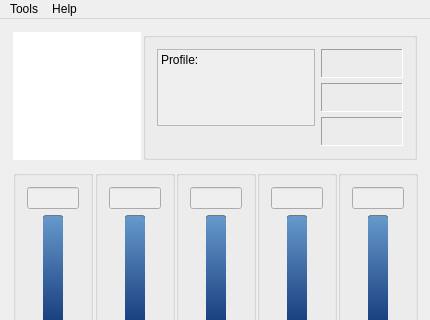
Old version of the form gui_mainwindow.ui in the repository Shub77/phoebetria-code; both pictures show x 0 to 430 and y 0 to 320 of the 430 by 510 pixel window.
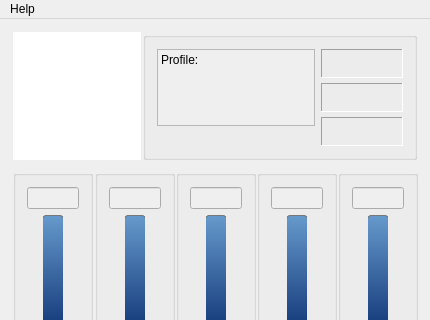
New version of the form. Icons and pictures are not drawn.

Commit message: Removed tools menu

What changed in the file:
```diff
--- a/gui_mainwindow.ui
+++ b/gui_mainwindow.ui
@@ -2094,13 +2094,6 @@
     </property>
     <addaction name="actionAbout"/>
    </widget>
-   <widget class="QMenu" name="menuTools">
-    <property name="title">
-     <string>Tools</string>
-    </property>
-    <addaction name="actionPreferences"/>
-   </widget>
-   <addaction name="menuTools"/>
    <addaction name="menuHelp"/>
   </widget>
   <widget class="QStatusBar" name="statusBar"/>
```
Left out of the diff: 5 changed lines with no effect on the pictures.
